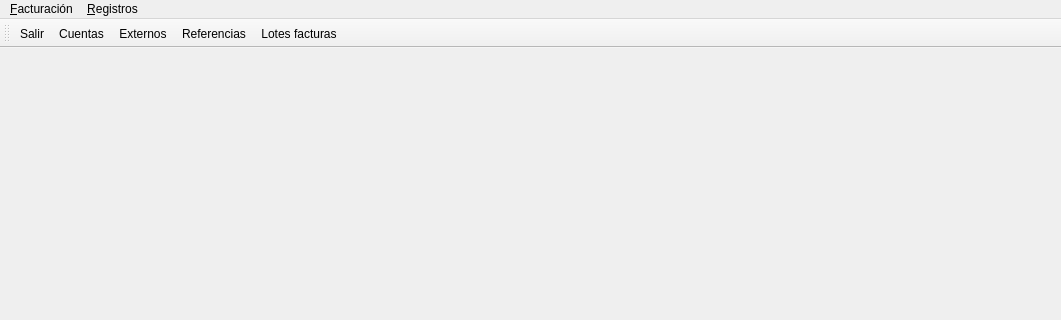
Above: factur/main_factur.ui from DIBOSAJM/keme before the change; both pictures show x 0 to 1061 and y 0 to 320 of the 1061 by 672 pixel window. Below: the same form after it.
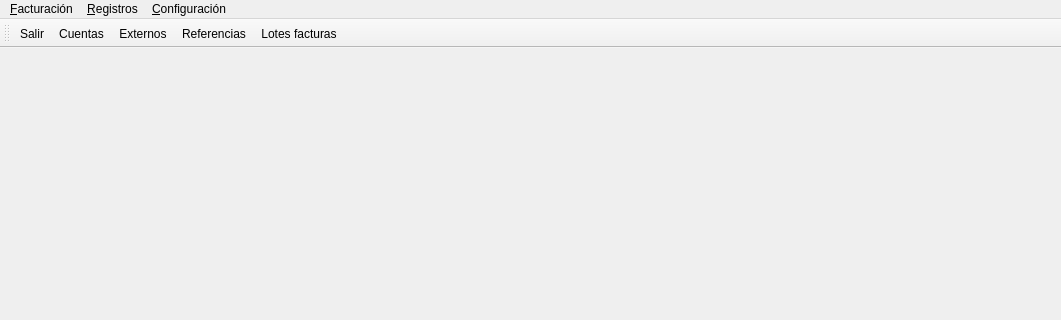
That is the form after the change. Icons and pictures are not drawn.

Patch:
```diff
--- a/factur/main_factur.ui
+++ b/factur/main_factur.ui
@@ -51,8 +51,16 @@
     <addaction name="actionConexion"/>
     <addaction name="actionSalir"/>
    </widget>
+   <widget class="QMenu" name="menu_Configuraci_n">
+    <property name="title">
+     <string>&amp;Configuración</string>
+    </property>
+    <addaction name="actionConfiguraci_n_Veri_Factu"/>
+    <addaction name="actionContenido_Email_Facturas"/>
+   </widget>
    <addaction name="menuFacturaci_n"/>
    <addaction name="menuRegistros"/>
+   <addaction name="menu_Configuraci_n"/>
   </widget>
   <widget class="QToolBar" name="toolBar">
    <property name="windowTitle">
```
Left out of the diff: 6 changed lines with no effect on the pictures.
